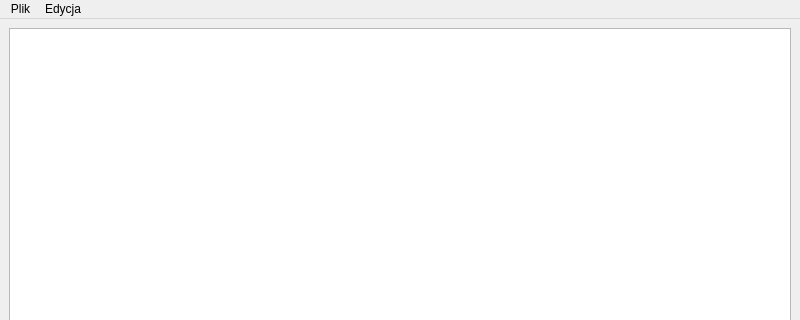
First picture: the form in Notatnik/notatnik.ui, repository matlab00/Notatnik, before the edit; both pictures show x 0 to 800 and y 0 to 320 of the 800 by 600 pixel window.
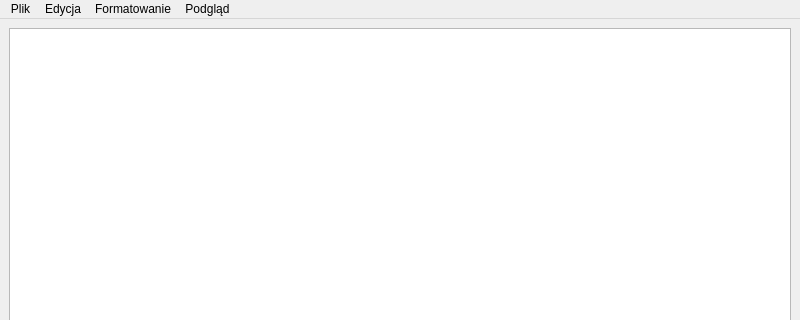
Second picture: the form after the edit.

Patch:
```diff
--- a/Notatnik/notatnik.ui
+++ b/Notatnik/notatnik.ui
@@ -54,8 +54,22 @@
     <addaction name="actionZaznacz_wszystko"/>
     <addaction name="actionGodzina_data"/>
    </widget>
+   <widget class="QMenu" name="menuFormatowanie">
+    <property name="title">
+     <string>Formatowanie</string>
+    </property>
+    <addaction name="actionCzcionka"/>
+   </widget>
+   <widget class="QMenu" name="menuPodglad">
+    <property name="title">
+     <string>Podgląd</string>
+    </property>
+    <addaction name="actionPodglad"/>
+   </widget>
    <addaction name="menuPlik"/>
    <addaction name="menuEdycja"/>
+   <addaction name="menuFormatowanie"/>
+   <addaction name="menuPodglad"/>
   </widget>
   <widget class="QStatusBar" name="statusbar"/>
   <action name="actionNowy">
```
Left out of the diff: 13 changed lines with no effect on the pictures.
